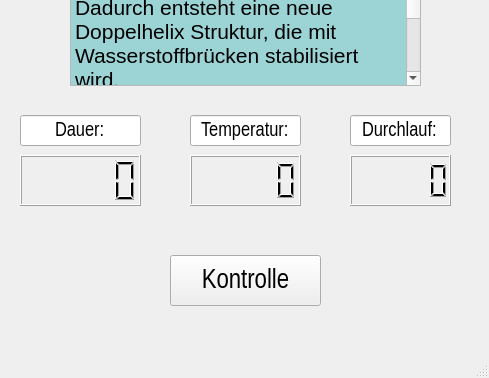
First picture: the form in dipl_Phasenablauf/AblaufWindowElong_v1.ui, repository diplomarbeit-PCR/Diplomarbeit_PCR, before the edit; both pictures show x 0 to 489 and y 355 to 733 of the 489 by 733 pixel window.
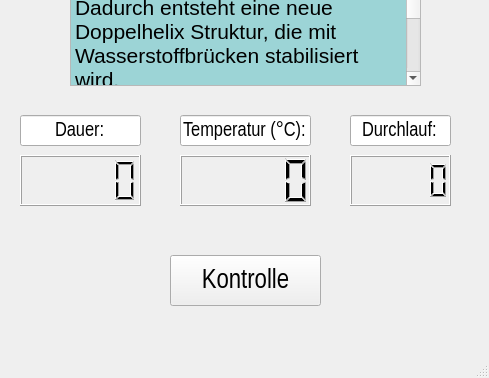
Second picture: the form after the edit.

Commit message: neue windows

```diff
--- a/dipl_Phasenablauf/AblaufWindowElong_v1.ui
+++ b/dipl_Phasenablauf/AblaufWindowElong_v1.ui
@@ -154,9 +154,9 @@
    <widget class="QLCDNumber" name="temp_sensE">
     <property name="geometry">
      <rect>
-      <x>190</x>
+      <x>180</x>
       <y>510</y>
-      <width>111</width>
+      <width>131</width>
       <height>51</height>
      </rect>
     </property>
@@ -164,9 +164,9 @@
    <widget class="QLineEdit" name="Temp_line">
     <property name="geometry">
      <rect>
-      <x>190</x>
+      <x>180</x>
       <y>470</y>
-      <width>111</width>
+      <width>131</width>
       <height>31</height>
      </rect>
     </property>
@@ -177,7 +177,7 @@
      </font>
     </property>
     <property name="text">
-     <string>Temperatur:</string>
+     <string>Temperatur (°C):</string>
     </property>
     <property name="alignment">
      <set>Qt::AlignCenter</set>
```
The commit also changes 4 other files.
